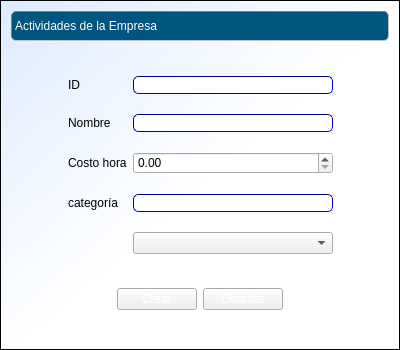
This is cosmec/formularioactempresa.ui in Exxu/cosmec-si as Qt 5 draws it before an edit. The edited form follows.
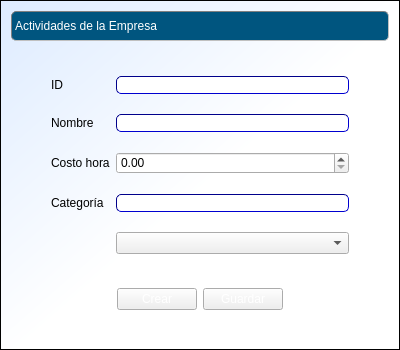
This is the edited form.

Patch:
```diff
--- a/cosmec/formularioactempresa.ui
+++ b/cosmec/formularioactempresa.ui
@@ -97,9 +97,12 @@
        <property name="orientation">
         <enum>Qt::Horizontal</enum>
        </property>
+       <property name="sizeType">
+        <enum>QSizePolicy::Maximum</enum>
+       </property>
        <property name="sizeHint" stdset="0">
         <size>
-         <width>13</width>
+         <width>40</width>
          <height>20</height>
         </size>
        </property>
@@ -134,7 +137,7 @@
        <item row="3" column="0">
         <widget class="QLabel" name="label_5">
          <property name="text">
-          <string>categoría</string>
+          <string>Categoría</string>
          </property>
         </widget>
        </item>
@@ -178,9 +181,12 @@
        <property name="orientation">
         <enum>Qt::Horizontal</enum>
        </property>
+       <property name="sizeType">
+        <enum>QSizePolicy::Maximum</enum>
+       </property>
        <property name="sizeHint" stdset="0">
         <size>
-         <width>28</width>
+         <width>40</width>
          <height>20</height>
         </size>
        </property>
```
